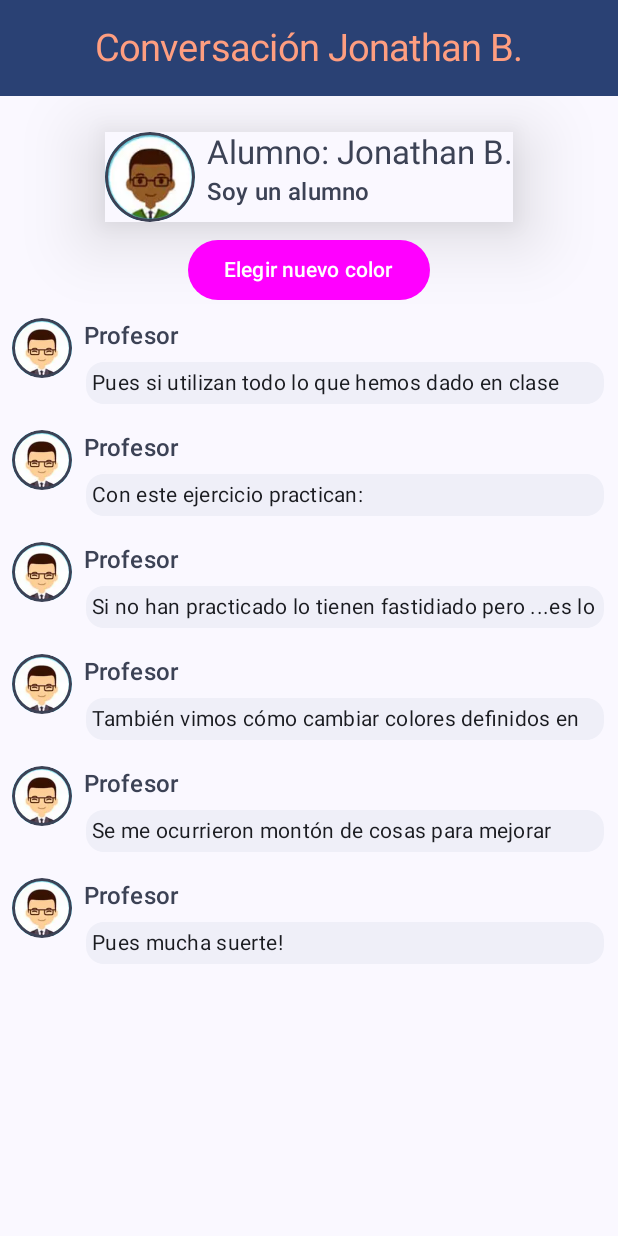
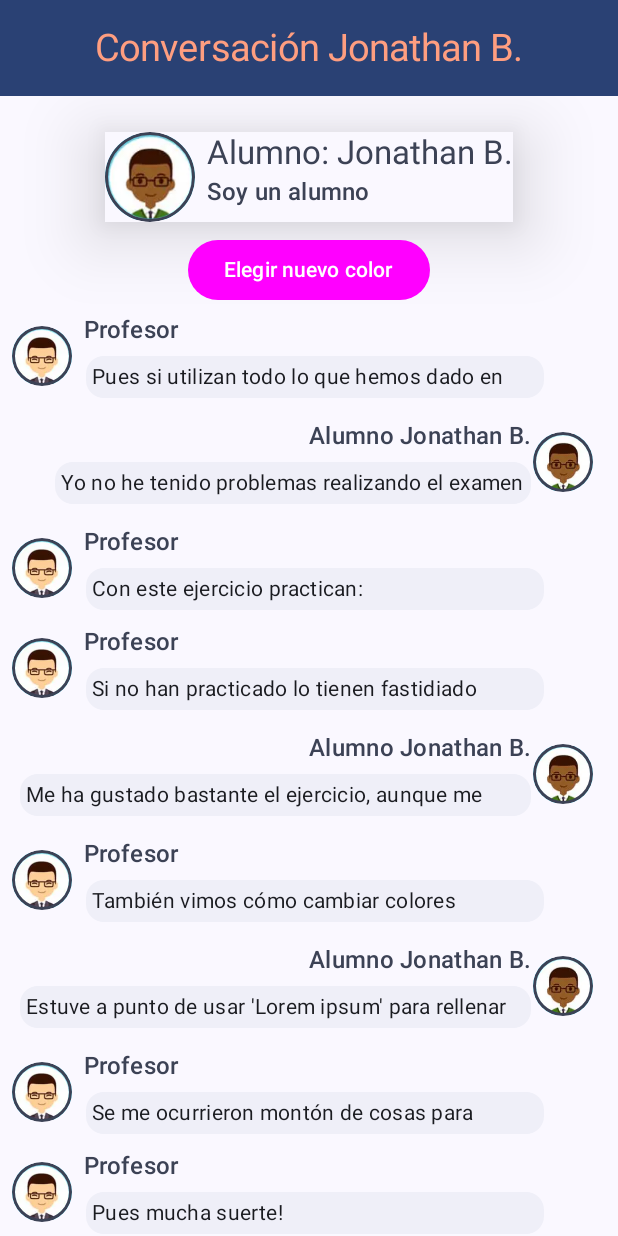
Before and after one commit to JonathanBetPer/betancor_perdomo_jonathan_examenPGL1, an Android app built with Jetpack Compose: the screen it shows after launch (MainActivity), on a phone screen of 412 x 824 dp. Run offline under Robolectric (Android 15) with nearby library versions, the phone set to English and light mode, and no system bars.

Commit message:
Cambios Extra: ConversacionDoble (Profesor - Alumno)

```diff
--- a/app/src/main/java/com/example/betancor_perdomo_jonathan_examen/Mensajes.kt
+++ b/app/src/main/java/com/example/betancor_perdomo_jonathan_examen/Mensajes.kt
@@ -43,4 +43,62 @@ object Mensajes {
                     "Ánimooooooooooooo:)"
         )
     )
+
+    val conversaionAlumnoProfesor = listOf(
+        Message(
+            "Profesor",
+            "Pues si utilizan todo lo que hemos dado en clase con sabiduría no deberían tener problemas"
+        ),
+        Message(
+            "Alumno",
+            "Yo no he tenido problemas realizando el examen"
+        ),
+        Message(
+            "Profesor",
+            "Con este ejercicio practican:\n" +
+                    "Lo que vimos del instructivo, de hecho pueden partir de ahí\n" +
+                    "De la aplicación de loterías cómo hacer observables, con variables que se leen en tiempo de ejecución\n" +
+                    "También del de loterías cómo seleccionar un elemento aleatorio de una lista\n" +
+                    "Los botones lo hemos visto en varios proyectos\n" +
+                    "Así como el lazyrow y cómo modificar el layout\n" +
+                    "También hemos visto cómo crear componentes que pueden cambiar dependiendo de los parámetros\n" +
+                    "Espero que les sirva de ayuda)\n"
+        ),
+        Message(
+            "Profesor",
+            "Si no han practicado lo tienen fastidiado pero ...es lo que tiene.\n" +
+                    "Hay que echarle horas para poder hacerlo rápido en los examenes!"
+        ),
+        Message(
+            "Alumno",
+            "Me ha gustado bastante el ejercicio, aunque me esperaba usar algún cálculo\npara calcular alguna nota "
+        ),
+        Message(
+            "Profesor",
+            "También vimos cómo cambiar colores definidos en el MatherialTheme."
+
+        ),
+        Message(
+            "Alumno",
+            "Estuve a punto de usar 'Lorem ipsum' para rellenar estos mensajes, pero he intenado que tengan\nun poco de sentido ni que sea"
+        ),
+        Message(
+            "Profesor",
+            "Se me ocurrieron montón de cosas para mejorar esto como que pudieras poner distintos avatares automáticamente si eres profesor o alumno, pero ya me flipé un poco. "
+        ),
+        Message(
+            "Profesor",
+            "Pues mucha suerte!\n" +
+                    "En este examen y en el futuro" +
+                    "No queda nada para empezar las prácticas." +
+                    "Ánimooooooooooooo:)"
+        ),
+        Message(
+            "Alumno",
+            "Sin duda la manera en la que he resuelto el examen no es perfecta, pero es la primera manera en la que imaginé y funcionaba\n"+
+                    "Muchas gracias :D \nTengo muchas ganas de seguir aprendiendo Kotlin "
+        )
+
+    )
+
 }
--- a/app/src/main/java/com/example/betancor_perdomo_jonathan_examen/components/HomeComponents.kt
+++ b/app/src/main/java/com/example/betancor_perdomo_jonathan_examen/components/HomeComponents.kt
@@ -6,9 +6,11 @@ import androidx.compose.foundation.Image
 import androidx.compose.foundation.background
 import androidx.compose.foundation.border
 import androidx.compose.foundation.clickable
+import androidx.compose.foundation.layout.Arrangement
 import androidx.compose.foundation.layout.Column
 import androidx.compose.foundation.layout.Row
 import androidx.compose.foundation.layout.Spacer
+import androidx.compose.foundation.layout.fillMaxSize
 import androidx.compose.foundation.layout.height
 import androidx.compose.foundation.layout.padding
 import androidx.compose.foundation.layout.size
@@ -26,6 +28,7 @@ import androidx.compose.runtime.getValue
 import androidx.compose.runtime.mutableStateOf
 import androidx.compose.runtime.remember
 import androidx.compose.runtime.setValue
+import androidx.compose.ui.Alignment
 import androidx.compose.ui.Modifier
 import androidx.compose.ui.draw.clip
 import androidx.compose.ui.draw.shadow
@@ -66,7 +69,7 @@ fun TarjetaAlumno(nombre: String, imagenID: Int) {
     Row(
         modifier = Modifier.padding(all = 8.dp)
             .shadow(30.dp, shape = RectangleShape)
-            .background(MaterialTheme.colorScheme.surface)
+            .background(MaterialTheme.colorScheme.surface),
 
     ) {
         Image(
@@ -123,6 +126,7 @@ fun Conversacion(messages: List<Message>, colorExpandido: Color, imagenID: Int)
     }
 }
 
+//Mensaje Card para solo Profesor
 @Composable
 fun MessageCard(msg: Message, colorExpandido: Color, imagenID: Int ) {
 
@@ -172,3 +176,123 @@ fun MessageCard(msg: Message, colorExpandido: Color, imagenID: Int ) {
         }
     }
 }
+
+
+//Cambios para conversación Alumno-Profesor (Extra)
+
+@Composable
+fun ConversacionDoble(messages: List<Message>, colorExpandido: Color, imagenIDProfesor: Int, imagenIDAlumno: Int, nombreAlumno: String) {
+    LazyColumn(modifier = Modifier.fillMaxSize().padding(start = 4.dp)) {
+        items(messages) { message ->
+
+            if (message.author == "Profesor") {
+                BloqueMensajeIzq(message, colorExpandido, imagenIDProfesor)
+            }else{
+                BloqueMensajeDer(message, MaterialTheme.colorScheme.primary, imagenIDAlumno, nombreAlumno)
+            }
+        }
+    }
+}
+
+@Composable
+fun BloqueMensajeIzq(msg: Message, colorExpandido: Color, imagenID: Int ) {
+
+    var isExpanded by remember { mutableStateOf(false) }
+    val surfaceColor by animateColorAsState(
+        if (isExpanded) colorExpandido else MaterialTheme.colorScheme.surface,
+        label = "",
+    )
+
+    Row(modifier = Modifier.padding(all = 4.dp),
+        verticalAlignment = Alignment.CenterVertically
+        ) {
+        Image(
+            painter = painterResource(imagenID),
+            contentDescription = "Imagen de perfil ${msg.author}",
+            modifier = Modifier
+                .size(40.dp)
+                .clip(CircleShape)
+                .border(1.5.dp, MaterialTheme.colorScheme.secondary, CircleShape)
+        )
+
+        SpaceV(8.dp)
+
+        Column(modifier = Modifier.clickable { isExpanded = !isExpanded }.fillMaxSize(7/8f)) {
+
+            Text(
+                text = msg.author,
+                color = MaterialTheme.colorScheme.secondary,
+                style = MaterialTheme.typography.titleMedium
+            )
+
+            SpaceH(4.dp)
+
+            Surface(
+                shape = MaterialTheme.shapes.medium,
+                tonalElevation = 1.dp,
+                color = surfaceColor,
+                modifier = Modifier.animateContentSize().padding(1.dp)
+            ) {
+                Text(
+                    text = msg.body,
+                    modifier = Modifier.padding(all = 4.dp),
+                    maxLines = if (isExpanded) Int.MAX_VALUE else 1,
+                    style = MaterialTheme.typography.bodyMedium
+                )
+            }
+        }
+    }
+}
+
+@Composable
+fun BloqueMensajeDer(msg: Message, colorExpandido: Color, imagenID: Int, nombreAlumno: String  ) {
+
+    var isExpanded by remember { mutableStateOf(false) }
+    val surfaceColor by animateColorAsState(
+        if (isExpanded) colorExpandido else MaterialTheme.colorScheme.surface,
+        label = "",
+    )
+
+    Row(modifier = Modifier.padding(all = 8.dp),
+        horizontalArrangement = Arrangement.End,
+        verticalAlignment = Alignment.CenterVertically
+
+        ) {
+
+        Column(modifier = Modifier.clickable { isExpanded = !isExpanded }.fillMaxSize(7/8f),
+            horizontalAlignment = Alignment.End
+            ) {
+
+            Text(
+                text = msg.author+" "+nombreAlumno,
+                color = MaterialTheme.colorScheme.secondary,
+                style = MaterialTheme.typography.titleMedium,
+            )
+
+            SpaceH(4.dp)
+
+            Surface(
+                shape = MaterialTheme.shapes.medium,
+                tonalElevation = 1.dp,
+                color = surfaceColor,
+                modifier = Modifier.animateContentSize().padding(1.dp)
+            ) {
+                Text(
+                    text = msg.body,
+                    modifier = Modifier.padding(all = 4.dp),
+                    maxLines = if (isExpanded) Int.MAX_VALUE else 1,
+                    style = MaterialTheme.typography.bodyMedium
+                )
+            }
+        }
+
+        Image(
+            painter = painterResource(imagenID),
+            contentDescription = "Imagen de perfil ${msg.author}",
+            modifier = Modifier
+                .size(40.dp)
+                .clip(CircleShape)
+                .border(1.5.dp, MaterialTheme.colorScheme.secondary, CircleShape)
+        )
+    }
+}
--- a/app/src/main/java/com/example/betancor_perdomo_jonathan_examen/views/HomeView.kt
+++ b/app/src/main/java/com/example/betancor_perdomo_jonathan_examen/views/HomeView.kt
@@ -22,6 +22,7 @@ import com.example.betancor_perdomo_jonathan_examen.Mensajes
 import com.example.betancor_perdomo_jonathan_examen.R
 import com.example.betancor_perdomo_jonathan_examen.components.Boton
 import com.example.betancor_perdomo_jonathan_examen.components.Conversacion
+import com.example.betancor_perdomo_jonathan_examen.components.ConversacionDoble
 import com.example.betancor_perdomo_jonathan_examen.components.SpaceV
 import com.example.betancor_perdomo_jonathan_examen.components.TarjetaAlumno
 import com.example.betancor_perdomo_jonathan_examen.components.TituloBarra
@@ -44,7 +45,6 @@ fun HomeView(){
                     containerColor = MaterialTheme.colorScheme.primary
                 )
             )
-
         }
     ) {
         ContentHomeView(imagenProfesor, imagenAlumno, nombreAlumno)
@@ -61,8 +61,9 @@ fun ContentHomeView(imagenProfesor: Int, imagenAlumno: Int, nombreAlumno: String
     }
 
     Column(
-        modifier = Modifier.fillMaxSize()
-            .padding(vertical = 80.dp),
+        modifier = Modifier
+            .fillMaxSize()
+            .padding(top = 80.dp),
         horizontalAlignment = Alignment.CenterHorizontally
     ) {
         TarjetaAlumno(nombre = nombreAlumno, imagenID = imagenAlumno)
@@ -74,8 +75,13 @@ fun ContentHomeView(imagenProfesor: Int, imagenAlumno: Int, nombreAlumno: String
         }
 
         SpaceV(5.dp)
+        // Conversación Simple
+        // Conversacion(messages = Mensajes.conversationSample , colorExpandido = listaColores.get(numeroRandom), imagenID = imagenProfesor)
+        ConversacionDoble(messages = Mensajes.conversaionAlumnoProfesor,
+            colorExpandido = listaColores.get(numeroRandom),
+            imagenIDProfesor = imagenProfesor,
+            imagenIDAlumno = imagenAlumno,
+            nombreAlumno = nombreAlumno )
 
-        Conversacion(messages = Mensajes.conversationSample , colorExpandido = listaColores.get(numeroRandom), imagenID = imagenProfesor)
     }
-
 }
```
